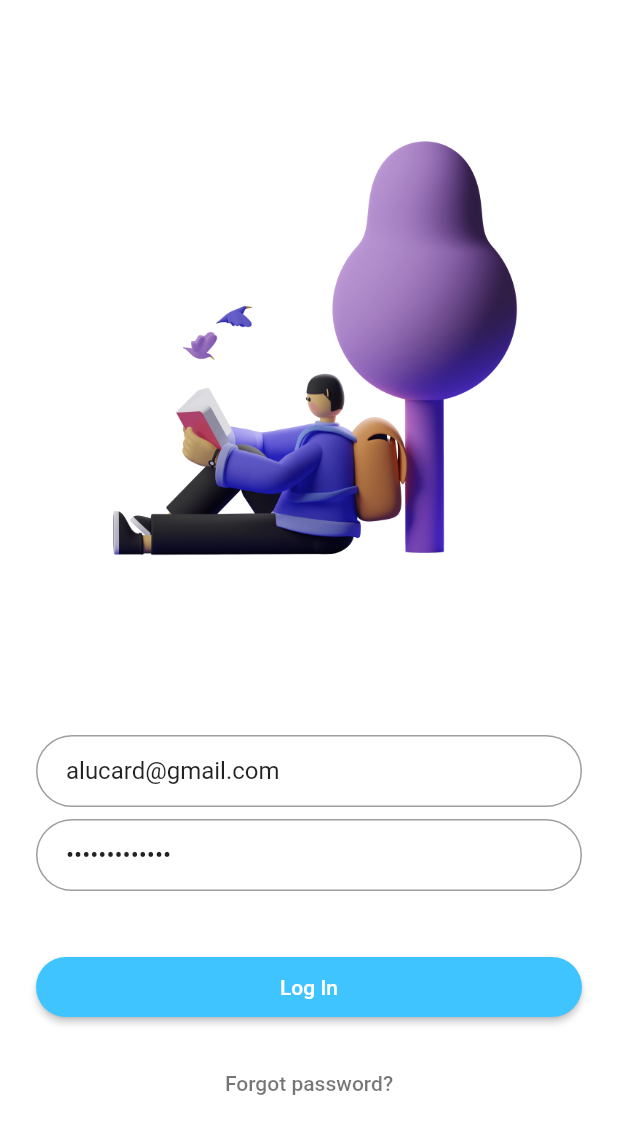
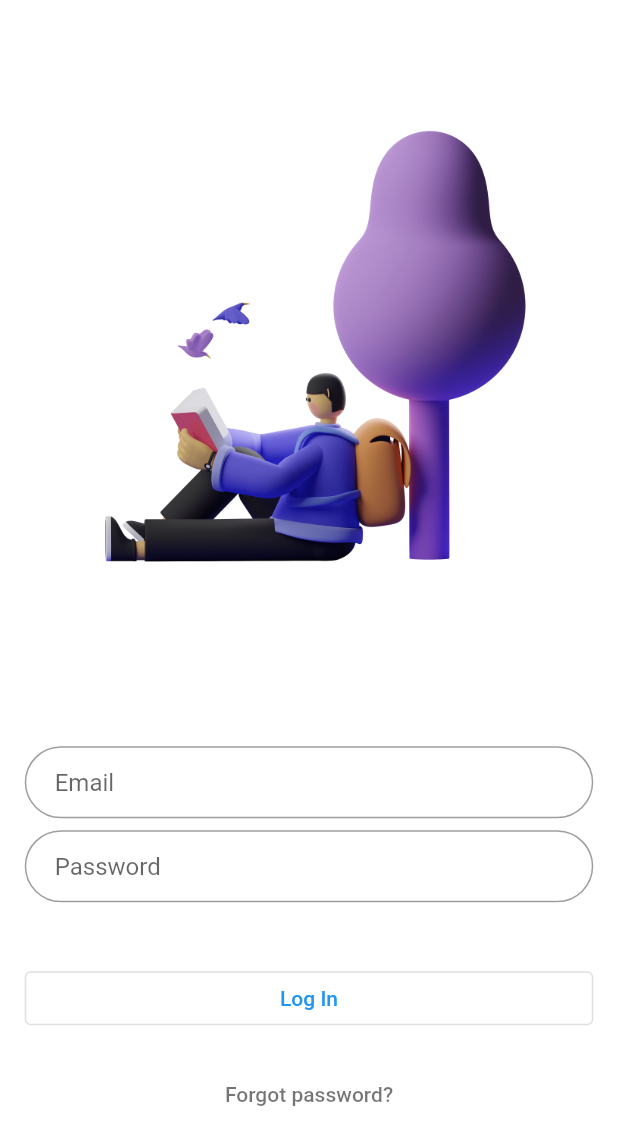
Before and after one commit to piyushwani004/medical_servey_app, a Flutter app: the screen it shows after launch, on a phone screen of 412 x 824 dp. Shown: the top 1145 px of the screen. Run offline on Flutter 3.47's test engine with Material 2 defaults, Android fonts, the light colour scheme and no system bars; our stand-ins replace google_fonts.

Commit message:
updated common parts

```diff
--- a/lib/pages/auth/login.dart
+++ b/lib/pages/auth/login.dart
@@ -1,15 +1,20 @@
 import 'package:flutter/material.dart';
 import 'package:medical_servey_app/utils/image_utils.dart';
+import 'package:medical_servey_app/widgets/common.dart';
 
 class LoginPage extends StatefulWidget {
-  static String tag = 'login-page';
   @override
   _LoginPageState createState() => new _LoginPageState();
 }
 
 class _LoginPageState extends State<LoginPage> {
+
+  var width, height;
+
   @override
   Widget build(BuildContext context) {
+    width = MediaQuery.of(context).size.width;
+    height = MediaQuery.of(context).size.height;
     final logo = Hero(
       tag: 'hero',
       child: Container(
@@ -22,41 +27,26 @@ class _LoginPageState extends State<LoginPage> {
     final email = TextFormField(
       keyboardType: TextInputType.emailAddress,
       autofocus: false,
-      initialValue: 'alucard@gmail.com',
-      decoration: InputDecoration(
-        hintText: 'Email',
-        contentPadding: EdgeInsets.fromLTRB(20.0, 10.0, 20.0, 10.0),
-        border: OutlineInputBorder(borderRadius: BorderRadius.circular(32.0)),
-      ),
+      decoration: Common.textFormFieldInputDecoration(labelText: "Email"),
+
     );
 
     final password = TextFormField(
       autofocus: false,
-      initialValue: 'some password',
       obscureText: true,
-      decoration: InputDecoration(
-        hintText: 'Password',
-        contentPadding: EdgeInsets.fromLTRB(20.0, 10.0, 20.0, 10.0),
-        border: OutlineInputBorder(borderRadius: BorderRadius.circular(32.0)),
-      ),
+      decoration: Common.textFormFieldInputDecoration(labelText: "Password"),
     );
 
     final loginButton = Padding(
       padding: EdgeInsets.symmetric(vertical: 16.0),
-      child: RaisedButton(
-        shape: RoundedRectangleBorder(
-          borderRadius: BorderRadius.circular(24),
-        ),
-        onPressed: () {
-          print("press");
-        },
-        padding: EdgeInsets.all(12),
-        color: Colors.lightBlueAccent,
-        child: Text('Log In', style: TextStyle(color: Colors.white)),
+      child: OutlinedButton(
+        style: Common.buttonStyle(),
+        onPressed: () {  },
+        child: Text('Log In', style: TextStyle(color: Colors.blue)),
       ),
     );
 
-    final forgotLabel = FlatButton(
+    final forgotLabel = TextButton(
       child: Text(
         'Forgot password?',
         style: TextStyle(color: Colors.black54),
@@ -64,12 +54,15 @@ class _LoginPageState extends State<LoginPage> {
       onPressed: () {},
     );
 
+
+
     return Scaffold(
+
       backgroundColor: Colors.white,
       body: Center(
         child: ListView(
           shrinkWrap: true,
-          padding: EdgeInsets.only(left: 24.0, right: 24.0),
+          padding: Common.leftRightPadding(mHeight: height),
           children: <Widget>[
             logo,
             SizedBox(height: 48.0),
--- a/lib/widgets/common.dart
+++ b/lib/widgets/common.dart
@@ -1,103 +1,93 @@
-// import 'dart:io';
+import 'dart:io';
 
-// import 'package:flutter/material.dart';
+import 'package:flutter/material.dart';
+import 'package:google_fonts/google_fonts.dart';
 
 
 
-// class Common {
-//   // header text
-//   static headerTextStyle({Color? color, double? size}) {
-//     return GoogleFonts.varelaRound(
-//       color: color ?? txtColor,
-//       fontSize: size ?? 19,
-//       fontWeight: FontWeight.bold,
-//     );
-//   }
+class Common {
+  // header text
+  static headerTextStyle({Color? color, double? size}) {
+    return GoogleFonts.varelaRound(
+      color: color,
+      fontSize: size ?? 19,
+      fontWeight: FontWeight.bold,
+    );
+  }
 
-//   static buttonStyle({Color? backClr, Color? foreClr}) {
-//     return ButtonStyle(
-//       backgroundColor: MaterialStateProperty.all(backClr ?? elementColor),
-//       foregroundColor: MaterialStateProperty.all(foreClr ?? Colors.white),
-//     );
-//   }
+  static buttonStyle({Color? backClr, Color? foreClr}) {
+    return ButtonStyle(
+      backgroundColor: MaterialStateProperty.all(backClr),
+      foregroundColor: MaterialStateProperty.all(foreClr ?? Colors.white),
+    );
+  }
 
-//   static normalTextStyle({Color? color, double? fs}) {
-//     return GoogleFonts.varelaRound(
-//         color: color ?? txtColor, fontSize: fs ?? 15);
-//   }
+  static normalTextStyle({Color? color, double? fs}) {
+    return GoogleFonts.varelaRound(
+        color: color, fontSize: fs ?? 15);
+  }
 
-//   // container decoration
-//   static containerBoxDecoration(
-//       {Color? backColor, BorderRadius? borderRadius}) {
-//     return BoxDecoration(
-//         color: backColor ?? foregroundColor,
-//         borderRadius:
-//         borderRadius ?? const BorderRadius.all(Radius.circular(5)));
-//   }
+  // // container decoration
+  // static containerBoxDecoration(
+  //     {Color? backColor, BorderRadius? borderRadius}) {
+  //   return BoxDecoration(
+  //       color: backColor ?? foregroundColor,
+  //       borderRadius:
+  //       borderRadius ?? const BorderRadius.all(Radius.circular(5)));
+  // }
 
-//   // AppBar
-//   static appBar({required String title, BackButton? bckBtn}) {
-//     return AppBar(
-//       centerTitle: true,
-//       backgroundColor: foregroundColor,
-//       elevation: 0.0,
-//       leading: bckBtn,
-//       title: Text(
-//         title,
-//         style: headerTextStyle(),
-//       ),
-//     );
-//   }
+  // // AppBar
+  // static appBar({required String title, BackButton? bckBtn}) {
+  //   return AppBar(
+  //     centerTitle: true,
+  //     backgroundColor: foregroundColor,
+  //     elevation: 0.0,
+  //     leading: bckBtn,
+  //     title: Text(
+  //       title,
+  //       style: headerTextStyle(),
+  //     ),
+  //   );
+  // }
 
-//   // all padding
-//   static allPadding({mHeight}) {
-//     return EdgeInsets.all(mHeight * 0.01);
-//   }
+  // all padding
+  static allPadding({mHeight}) {
+    return EdgeInsets.all(mHeight * 0.01);
+  }
 
-//   // all left right only
-//   static leftRightPadding({mHeight}) {
-//     return EdgeInsets.only(left: mHeight * 0.01, right: mHeight * 0.01);
-//   }
+  // all left right only
+  static leftRightPadding({mHeight}) {
+    return EdgeInsets.only(left: mHeight * 0.02, right: mHeight * 0.02);
+  }
 
-//   //connectivity checker
-//   static checkConnectivity() async {
-//     try {
-//       final result = await InternetAddress.lookup('www.google.com');
-//       if (result.isNotEmpty && result[0].rawAddress.isNotEmpty) {
-//         // print('connected');
-//         return true;
-//       }
-//     } on SocketException catch (exception) {
-//       // print('not connected $exception');
-//       return false;
-//     }
-//   }
+  // //connectivity checker
+  // static checkConnectivity() async {
+  //   try {
+  //     final result = await InternetAddress.lookup('www.google.com');
+  //     if (result.isNotEmpty && result[0].rawAddress.isNotEmpty) {
+  //       // print('connected');
+  //       return true;
+  //     }
+  //   } on SocketException catch (exception) {
+  //     // print('not connected $exception');
+  //     return false;
+  //   }
+  // }
 
-//   static InputDecoration textFormFieldInputDecoration(
-//       {required String labelText}) {
-//     return InputDecoration(
-//       labelText: labelText,
-//       labelStyle: Common.normalTextStyle(fs: 15),
-//       focusedBorder: OutlineInputBorder(
-//         borderRadius: BorderRadius.circular(15.0),
-//         borderSide: BorderSide(
-//           color: elementColor,
-//         ),
-//       ),
-//       enabledBorder: OutlineInputBorder(
-//         borderRadius: BorderRadius.circular(5.0),
-//         borderSide: const BorderSide(
-//           color: Colors.white30,
-//         ),
-//       ),
-//     );
-//   }
+  static InputDecoration textFormFieldInputDecoration(
+      {required String labelText}) {
+    return InputDecoration(
+      hintText: labelText,
+      contentPadding: EdgeInsets.fromLTRB(20.0, 10.0, 20.0, 10.0),
+      border: OutlineInputBorder(borderRadius: BorderRadius.circular(32.0)),
+    );
+  }
 
-//   static BoxDecoration gradientBoxDecoration({borderRadius}) {
-//     return BoxDecoration(
-//         borderRadius:
-//         borderRadius ?? const BorderRadius.all(Radius.circular(10)),
-//         gradient: LinearGradient(
-//             colors: [Colors.blue.shade600, const Color(0xFF3F5AA6)]));
-//   }
-// }
+  static BoxDecoration gradientBoxDecoration({borderRadius}) {
+    return BoxDecoration(
+        borderRadius:
+        borderRadius ?? const BorderRadius.all(Radius.circular(10)),
+        gradient: LinearGradient(
+            colors: [Colors.blue.shade600, const Color(0xFF3F5AA6)]));
+  }
+}
--- a/pubspec.yaml
+++ b/pubspec.yaml
@@ -28,6 +28,7 @@ dependencies:
   # The following adds the Cupertino Icons font to your application.
   # Use with the CupertinoIcons class for iOS style icons.
   cupertino_icons: ^1.0.2
+  google_fonts: ^2.2.0
 
 dev_dependencies:
   flutter_test:
```
Also changed, not shown: lib/utils/themes/dark.theme.dart (+3 -4 lines), lib/utils/themes/light.theme.dart (+3 -4 lines), lib/widgets/top_sliver_app_bar.dart (+73 -73 lines), pubspec.lock.
